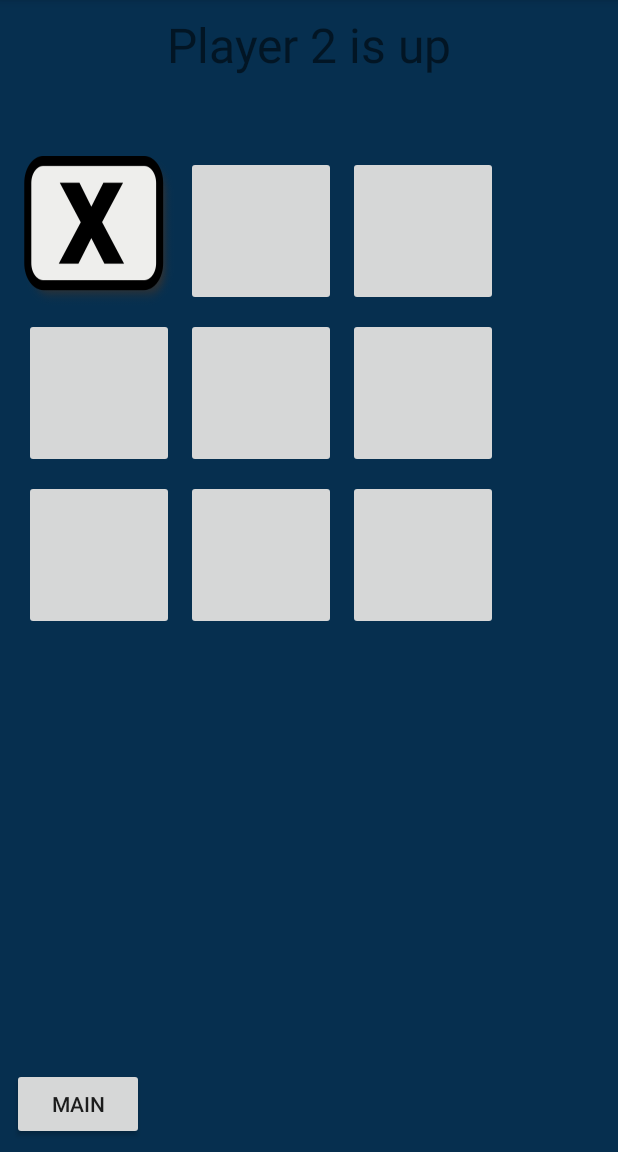
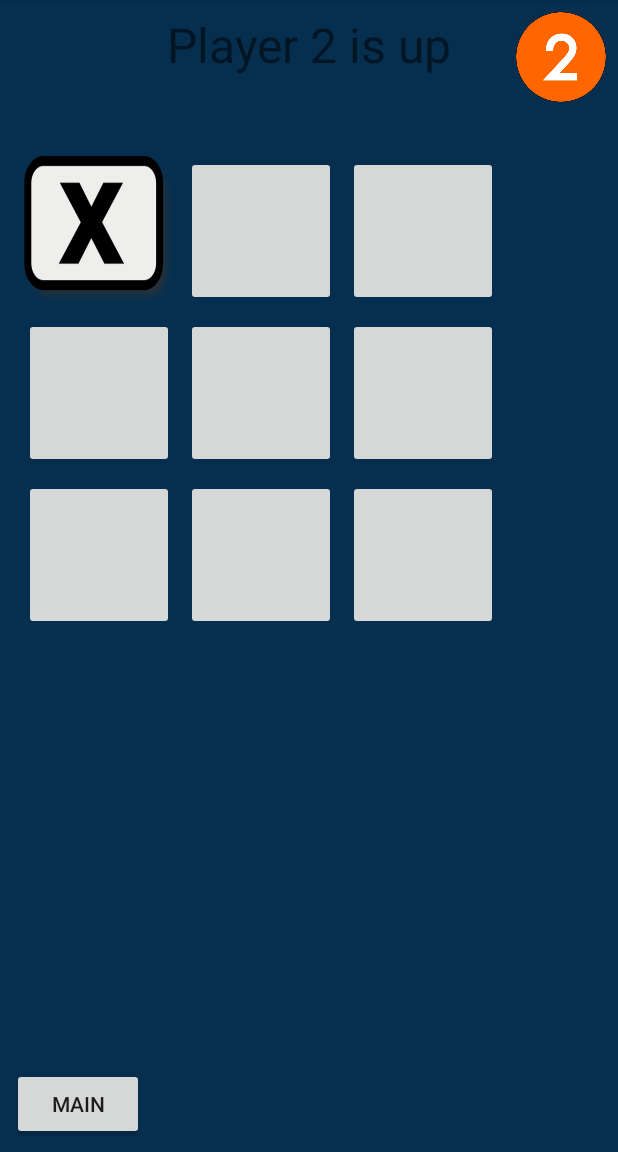
Before and after one commit to Larmstrong1626/Assignment_1, an Android app: the NotaktoActivity screen opened directly, with no data from a screen before it, after a tap on an icon or button, on a phone screen of 412 x 824 dp, the part 84-1236 px from its top. Run offline under Robolectric (Android 15) with nearby library versions, the phone set to English and light mode, and no system bars.

Commit message:
Added images

```diff
--- a/app/src/main/java/com/oc/assignment_1/NotaktoActivity.java
+++ b/app/src/main/java/com/oc/assignment_1/NotaktoActivity.java
@@ -22,6 +22,7 @@ public class NotaktoActivity extends Activity {
     int count = 0;
     ImageButton b[][];
     int[][] choice = new int[3][3];
+    ImageView one,two;
 
     @Override
     protected void onCreate(Bundle savedInstanceState) {
@@ -30,10 +31,13 @@ public class NotaktoActivity extends Activity {
         int x, y;
         x = 0;
         y = 0;
-        ImageView image;
 
-        image = (ImageView) findViewById(R.id.one_Row);
-        image.setImageResource(R.drawable.imagename);
+
+        one = findViewById(R.id.one_image);
+        one.setImageResource(R.drawable.one_Row);
+
+        two = findViewById(R.id.two_image);
+        two.setImageResource(R.drawable.two_Row);
 
         b = new ImageButton[3][3];
 
@@ -96,6 +100,8 @@ public class NotaktoActivity extends Activity {
                     OnesTurn = false;
                     TwosTurn = true;
                     my_turn.setText("Player 2 is up");
+                    two.setVisibility(View.VISIBLE);
+                    one.setVisibility(View.INVISIBLE);
                     winner_id = checkWin();
                     if (winner_id == 1) {
                         winner_text.setText("Player Two Wins!");
@@ -110,6 +116,8 @@ public class NotaktoActivity extends Activity {
                     OnesTurn = true;
                     TwosTurn = false;
                     my_turn.setText("Player 1 is up");
+                    one.setVisibility(View.VISIBLE);
+                    two.setVisibility(View.INVISIBLE);
                     winner_id = checkWin();
                     if (winner_id == 1) {
                         winner_text.setText("Player One Wins!");
```
